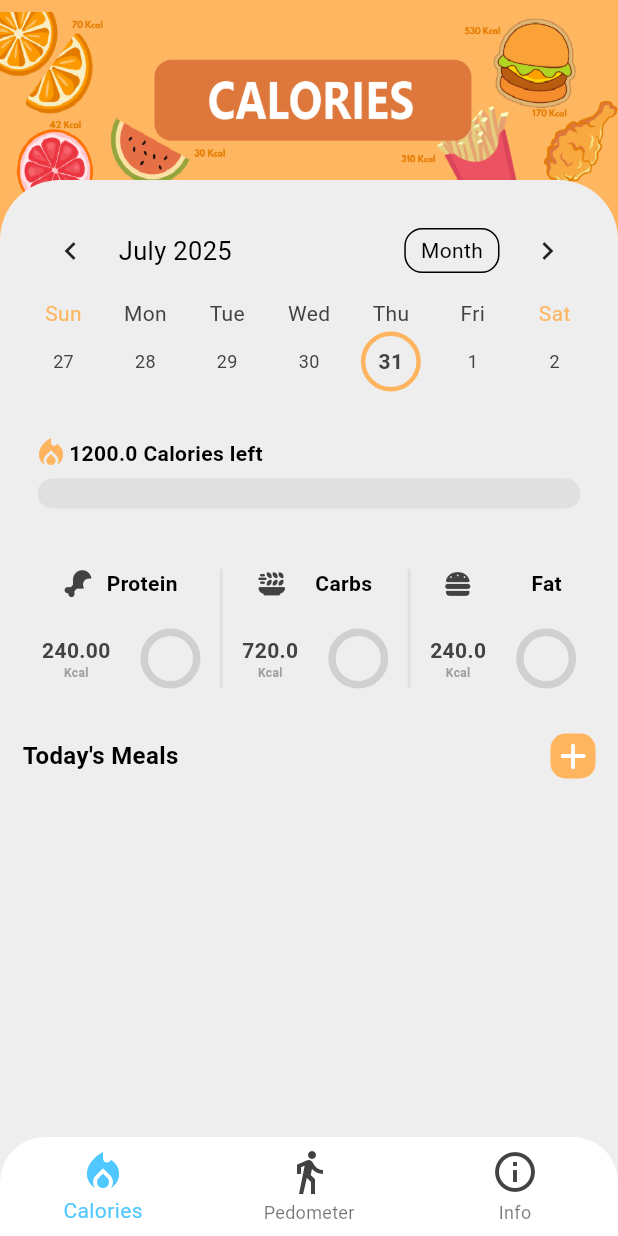
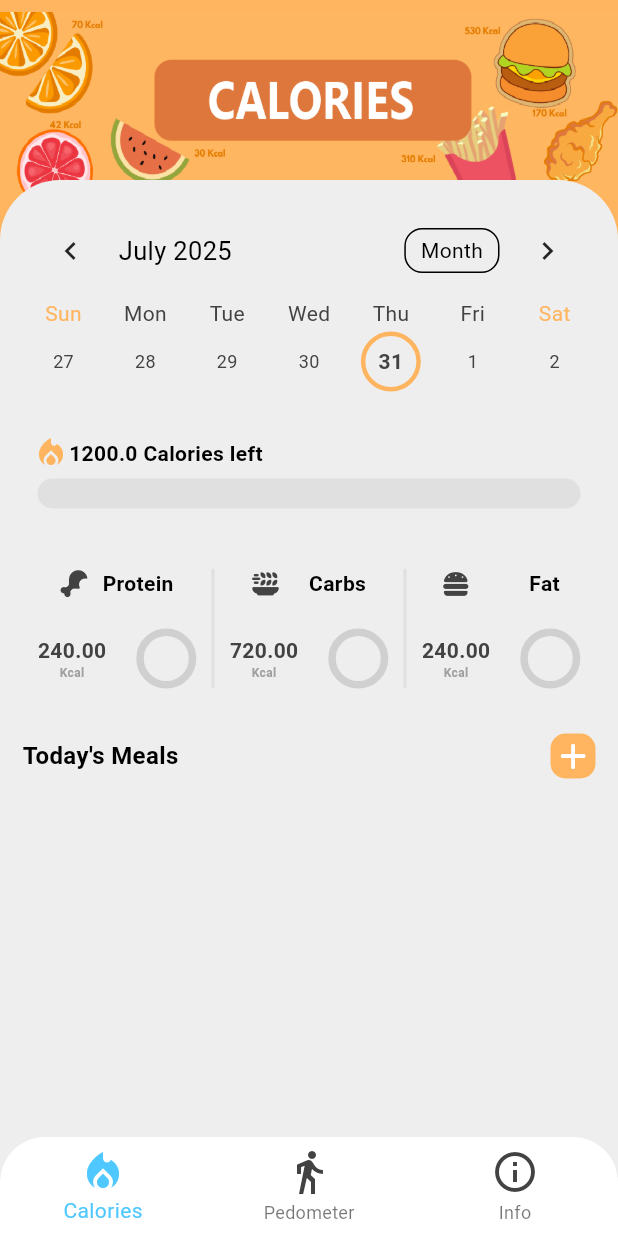
Before and after one commit to AseelFatayerji/HealthApp, a Flutter app: the screen it shows after launch, on a phone screen of 412 x 824 dp. Run offline on Flutter 3.47's test engine with Material 3 defaults, Android fonts, the light colour scheme and no system bars; drawn by our look-alikes of percent_indicator, table_calendar; our stand-ins replace dotted_border, flutter_dotenv, flutter_local_notifications, flutter_switch, font_awesome_flutter, google_generative_ai and 5 more; missing offline and left inert: units_converter.

Commit message:
fixed decimal count

```diff
--- a/lib/screens/calories_screen.dart
+++ b/lib/screens/calories_screen.dart
@@ -78,7 +78,8 @@ class _CaloriesScreen extends State<CaloriesScreen> {
                               context,
                             ).colorScheme.primary,
                             lineHeight: 20,
-                            percent:1-
+                            percent:
+                                1 -
                                 ((provider.goalCalories - calories) /
                                         provider.goalCalories)
                                     .clamp(0.0, 1.0),
@@ -216,7 +217,9 @@ class _CaloriesScreen extends State<CaloriesScreen> {
                                       Column(
                                         children: [
                                           Text(
-                                            '${(provider.goalCalories * 0.6) - carbs}',
+                                            ((provider.goalCalories * 0.6) -
+                                                    carbs)
+                                                .toStringAsFixed(2),
                                             style: TextStyle(
                                               color: Theme.of(
                                                 context,
@@ -308,7 +311,9 @@ class _CaloriesScreen extends State<CaloriesScreen> {
                                       Column(
                                         children: [
                                           Text(
-                                            '${(provider.goalCalories * 0.2) - fats}',
+                                            ((provider.goalCalories * 0.2) -
+                                                    fats)
+                                                .toStringAsFixed(2),
                                             style: TextStyle(
                                               color: Theme.of(
                                                 context,
```
